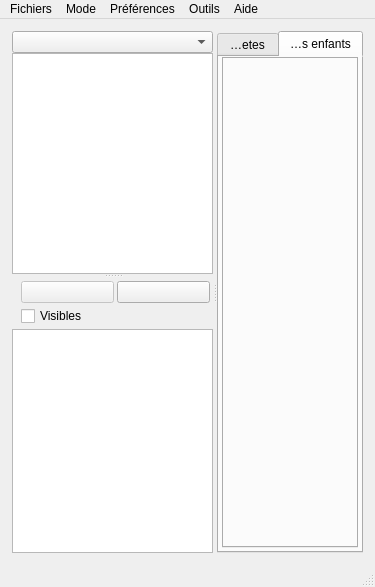
The window that Lamia/dialog/InspectionDigue_windowwidget_base.ui (Artelia/Lamia) describes before a commit, drawn with Qt 5.
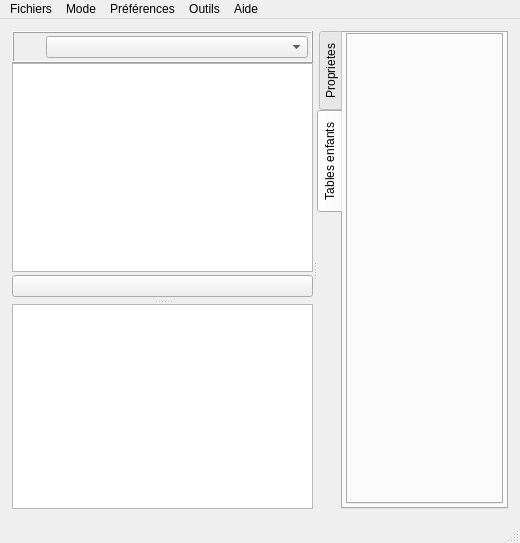
The same window after the commit. The open tabs and pages were chosen to show the change. Icons and pictures are not drawn.

```diff
--- a/Lamia/dialog/InspectionDigue_windowwidget_base.ui
+++ b/Lamia/dialog/InspectionDigue_windowwidget_base.ui
@@ -6,8 +6,8 @@
    <rect>
     <x>0</x>
     <y>0</y>
-    <width>375</width>
-    <height>587</height>
+    <width>520</width>
+    <height>543</height>
    </rect>
   </property>
   <property name="windowTitle">
@@ -88,7 +88,7 @@
               <property name="frameShadow">
                <enum>QFrame::Raised</enum>
               </property>
-              <layout class="QVBoxLayout" name="verticalLayout_3">
+              <layout class="QVBoxLayout" name="verticalLayout_3" stretch="1,10,0">
                <property name="spacing">
                 <number>0</number>
                </property>
@@ -96,7 +96,44 @@
                 <number>0</number>
                </property>
                <item>
-                <widget class="QComboBox" name="comboBox_style"/>
+                <widget class="QFrame" name="frame_6">
+                 <property name="sizePolicy">
+                  <sizepolicy hsizetype="Preferred" vsizetype="Minimum">
+                   <horstretch>0</horstretch>
+                   <verstretch>0</verstretch>
+                  </sizepolicy>
+                 </property>
+                 <property name="frameShape">
+                  <enum>QFrame::Box</enum>
+                 </property>
+                 <property name="frameShadow">
+                  <enum>QFrame::Raised</enum>
+                 </property>
+                 <layout class="QHBoxLayout" name="horizontalLayout_2" stretch="1,10">
+                  <property name="spacing">
+                   <number>3</number>
+                  </property>
+                  <property name="margin">
+                   <number>3</number>
+                  </property>
+                  <item>
+                   <widget class="QLabel" name="label">
+                    <property name="text">
+                     <string/>
+                    </property>
+                    <property name="pixmap">
+                     <pixmap resource="../resources.qrc">:/plugins/Lamia/icons/eye2.svg</pixmap>
+                    </property>
+                    <property name="scaledContents">
+                     <bool>false</bool>
+                    </property>
+                   </widget>
+                  </item>
+                  <item>
+                   <widget class="QComboBox" name="comboBox_style"/>
+                  </item>
+                 </layout>
+                </widget>
                </item>
                <item>
                 <widget class="QTreeWidget" name="MaintreeWidget">
@@ -118,6 +155,12 @@
                    <height>16777215</height>
                   </size>
                  </property>
+                 <property name="iconSize">
+                  <size>
+                   <width>32</width>
+                   <height>32</height>
+                  </size>
+                 </property>
                  <property name="rootIsDecorated">
                   <bool>false</bool>
                  </property>
@@ -143,6 +186,44 @@
                  </column>
                 </widget>
                </item>
+               <item>
+                <widget class="QFrame" name="frame_2">
+                 <property name="frameShape">
+                  <enum>QFrame::NoFrame</enum>
+                 </property>
+                 <property name="frameShadow">
+                  <enum>QFrame::Raised</enum>
+                 </property>
+                 <layout class="QGridLayout" name="gridLayout">
+                  <property name="leftMargin">
+                   <number>0</number>
+                  </property>
+                  <property name="topMargin">
+                   <number>3</number>
+                  </property>
+                  <property name="rightMargin">
+                   <number>0</number>
+                  </property>
+                  <property name="bottomMargin">
+                   <number>3</number>
+                  </property>
+                  <property name="spacing">
+                   <number>3</number>
+                  </property>
+                  <item row="0" column="0">
+                   <widget class="QPushButton" name="pushButton_selectfeat">
+                    <property name="text">
+                     <string/>
+                    </property>
+                    <property name="icon">
+                     <iconset resource="../resources.qrc">
+                      <normaloff>:/plugins/Lamia/icons/select.png</normaloff>:/plugins/Lamia/icons/select.png</iconset>
+                    </property>
+                   </widget>
+                  </item>
+                 </layout>
+                </widget>
+               </item>
               </layout>
              </widget>
              <widget class="QFrame" name="frame_4">
@@ -170,69 +251,13 @@
               <property name="frameShadow">
                <enum>QFrame::Raised</enum>
               </property>
-              <layout class="QVBoxLayout" name="verticalLayout_2" stretch="0,10">
+              <layout class="QVBoxLayout" name="verticalLayout_2" stretch="10">
                <property name="spacing">
                 <number>0</number>
                </property>
                <property name="margin">
                 <number>0</number>
                </property>
-               <item>
-                <widget class="QFrame" name="frame_2">
-                 <property name="frameShape">
-                  <enum>QFrame::NoFrame</enum>
-                 </property>
-                 <property name="frameShadow">
-                  <enum>QFrame::Raised</enum>
-                 </property>
-                 <layout class="QGridLayout" name="gridLayout">
-                  <property name="topMargin">
-                   <number>3</number>
-                  </property>
-                  <property name="rightMargin">
-                   <number>3</number>
-                  </property>
-                  <property name="bottomMargin">
-                   <number>3</number>
-                  </property>
-                  <property name="spacing">
-                   <number>3</number>
-                  </property>
-                  <item row="0" column="0">
-                   <widget class="QPushButton" name="pushButton_zoomFeature">
-                    <property name="enabled">
-                     <bool>false</bool>
-                    </property>
-                    <property name="text">
-                     <string/>
-                    </property>
-                    <property name="icon">
-                     <iconset>
-                      <normaloff>:/plugins/Lamia/icons/Zoom_48x48.png</normaloff>:/plugins/Lamia/icons/Zoom_48x48.png</iconset>
-                    </property>
-                   </widget>
-                  </item>
-                  <item row="0" column="1">
-                   <widget class="QPushButton" name="pushButton_selectfeat">
-                    <property name="text">
-                     <string/>
-                    </property>
-                    <property name="icon">
-                     <iconset>
-                      <normaloff>:/plugins/Lamia/icons/select.png</normaloff>:/plugins/Lamia/icons/select.png</iconset>
-                    </property>
-                   </widget>
-                  </item>
-                  <item row="2" column="0" colspan="2">
-                   <widget class="QCheckBox" name="checkBox_onlyvisible">
-                    <property name="text">
-                     <string>Visibles</string>
-                    </property>
-                   </widget>
-                  </item>
-                 </layout>
-                </widget>
-               </item>
                <item>
                 <widget class="QTreeWidget" name="ElemtreeWidget">
                  <property name="sizePolicy">
@@ -241,6 +266,12 @@
                    <verstretch>0</verstretch>
                   </sizepolicy>
                  </property>
+                 <property name="iconSize">
+                  <size>
+                   <width>64</width>
+                   <height>64</height>
+                  </size>
+                 </property>
                  <property name="rootIsDecorated">
                   <bool>false</bool>
                  </property>
@@ -280,12 +311,27 @@
             </property>
             <item>
              <widget class="QTabWidget" name="MaintabWidget">
+              <property name="tabPosition">
+               <enum>QTabWidget::West</enum>
+              </property>
+              <property name="tabShape">
+               <enum>QTabWidget::Rounded</enum>
+              </property>
               <property name="currentIndex">
                <number>0</number>
               </property>
+              <property name="iconSize">
+               <size>
+                <width>32</width>
+                <height>32</height>
+               </size>
+              </property>
               <property name="elideMode">
                <enum>Qt::ElideLeft</enum>
               </property>
+              <property name="documentMode">
+               <bool>false</bool>
+              </property>
               <property name="tabsClosable">
                <bool>false</bool>
               </property>
@@ -330,6 +376,12 @@
                   <property name="currentIndex">
                    <number>-1</number>
                   </property>
+                  <property name="iconSize">
+                   <size>
+                    <width>32</width>
+                    <height>32</height>
+                   </size>
+                  </property>
                   <property name="elideMode">
                    <enum>Qt::ElideRight</enum>
                   </property>
@@ -367,7 +419,7 @@
     <rect>
      <x>0</x>
      <y>0</y>
-     <width>375</width>
+     <width>520</width>
      <height>21</height>
     </rect>
    </property>
```
Left out of the diff: 11 changed lines with no effect on the pictures.
